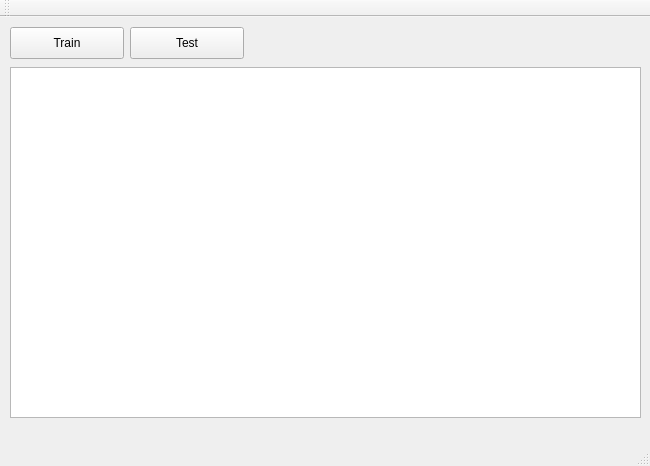
Qt form mainwindow.ui (nadalizadeh/Trustimator) before a commit.
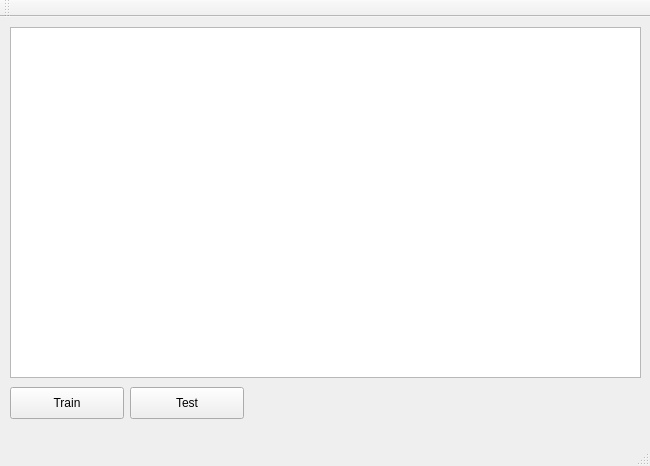
The same form after that commit.

Diff of the .ui file:
```diff
--- a/mainwindow.ui
+++ b/mainwindow.ui
@@ -18,7 +18,7 @@
     <property name="geometry">
      <rect>
       <x>10</x>
-      <y>10</y>
+      <y>370</y>
       <width>114</width>
       <height>32</height>
      </rect>
@@ -31,7 +31,7 @@
     <property name="geometry">
      <rect>
       <x>10</x>
-      <y>50</y>
+      <y>10</y>
       <width>631</width>
       <height>351</height>
      </rect>
@@ -47,7 +47,7 @@
     <property name="geometry">
      <rect>
       <x>130</x>
-      <y>10</y>
+      <y>370</y>
       <width>114</width>
       <height>32</height>
      </rect>
```
Left out of the diff: 5 changed lines with no effect on the pictures.
